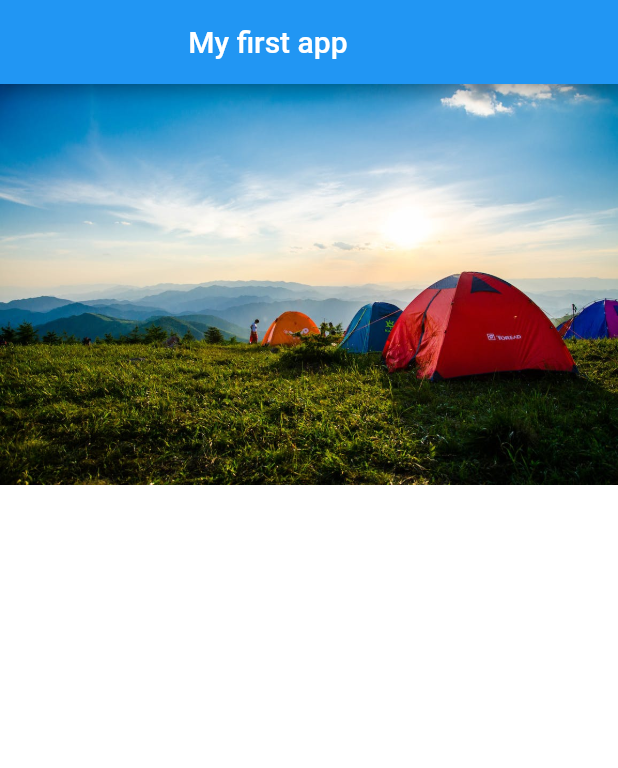
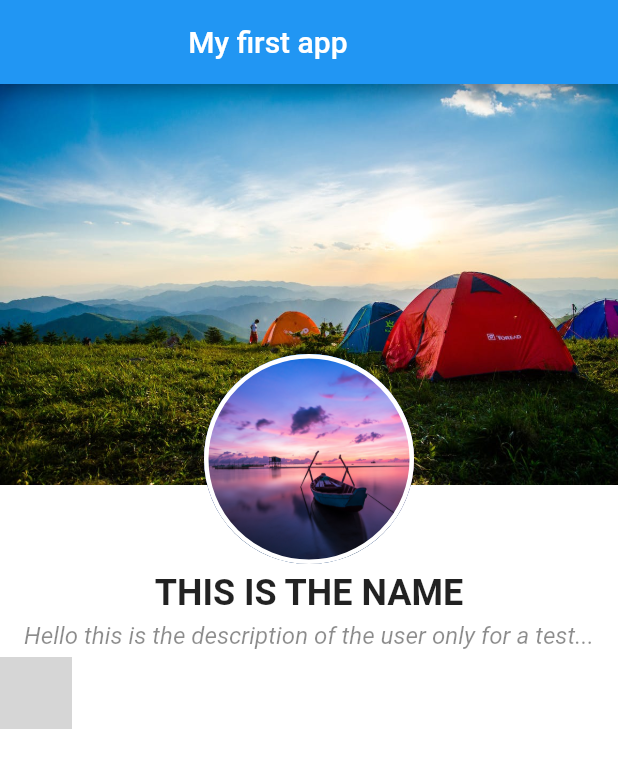
Before and after one commit to kleberkunha/Orma-studies, a Flutter app: the screen it shows after launch, on a phone screen of 412 x 824 dp. Shown: the top 768 px of the screen. Run offline on Flutter 3.47's test engine with Material 2 defaults, Android fonts, the phone set to English and light mode, and no system bars; statements that could not run were skipped; grey boxes are pictures that could not be loaded.

Commit message:
Seding Studies

```diff
--- a/first_app_solo/lib/main.dart
+++ b/first_app_solo/lib/main.dart
@@ -20,7 +20,7 @@ class MyApp extends StatelessWidget {
   }
 }
 
-class FirstAppFromZero extends StatelessWidget{
+class FirstAppFromZero extends StatelessWidget {
   const FirstAppFromZero({super.key});
 
   @override
@@ -30,64 +30,100 @@ class FirstAppFromZero extends StatelessWidget{
     return Scaffold(
       appBar: AppBar(
         title: const Align(
-        alignment: Alignment(-0.20, 0),
-        child: Text("My first app"),
+          alignment: Alignment(-0.20, 0),
+          child: Text("My first app"),
         ),
       ),
-
-
       body: Container(
         height: size.height,
         width: size.width,
-        color : Colors.white,
+        color: Colors.white,
+        /*-------------------------------------------------------------------------------------------------------*/
         child: Column(
           children: [
-            backGroundIMG(height: size.height, width: size.width),
-            profilePicture(),
+            Stack(
+              alignment: Alignment.topCenter,
+              children: [
+                backGroundIMG(width: size.width),
+                Padding(
+                  padding: const EdgeInsets.only(top: 180),
+                  child: profilePicture(),
+                ),
+              ],
+            ),
+            /*-------------------------------------------------------------------------------------------------------*/
+            SizedBox(
+              width: size.width,
+              child: Column(
+                children: [
+                  SizedBox(
+                    width: size.width,
+                    child: const Center(
+                      child: Center(
+                        child: Padding(
+                          padding: EdgeInsets.only(top: 5),
+                          child: Text(
+                            "THIS IS THE NAME",
+                            style: TextStyle(
+                              fontWeight: FontWeight.bold,
+                              fontSize: 24,
+                            ),
+                          ),
+                        ),
+                      ),
+                    ),
+                  ),
+                  /*-------------------------------------------------------------------------------------------------------*/
+                  SizedBox(
+                    width: size.width,
+                    child: const Center(
+                      child: Center(
+                        child: Padding(
+                          padding: EdgeInsets.all(5),
+                          child: Text(
+                            "Hello this is the description of the user only for a test...",
+                            style: TextStyle(
+                              fontSize: 16,
+                              fontWeight: FontWeight.w400,
+                              fontStyle: FontStyle.italic,
+                              color: Colors.black45
+                            ),
+                          ),
+                        ),
+                      ),
+                    ),
+                  ),
+                ],
+                /*-------------------------------------------------------------------------------------------------------*/
+              ),
+            ),
+            Row(
+              children: [
+                Button(
+                    child: Text("Button"),
+                ),
+              ],
+            )
           ],
         ),
-        /*child: Stack(
-              children: <Widget> [
-                ClipRect(
-                  child: backGroundIMG(height: size.height, width: size.width),
-                ),
-                 Align(
-                  alignment: Alignment.bottomCenter,
-                  child: profilePicture(),
-                ),
-
-              ],
-            ),*/
       ),
     );
   }
 }
 
-
-/*CircleAvatar profilePicture(){
-  return const CircleAvatar(
-    radius: 40,
-    backgroundColor: Colors.blue,
-    foregroundImage: AssetImage("images/turtle.jpg"),
-    //same for image link using NetworkImage("link here")
-  );
-}*/
-
-
-Image backGroundIMG({required double height, required double width}){
+Image backGroundIMG({required double width}) {
   return Image.asset(
     "images/camp.jpeg",
     fit: BoxFit.contain,
-    height: height,
     width: width,
     alignment: Alignment.topCenter,
   );
 }
 
-CircleAvatar profilePicture(){
-  return  CircleAvatar(
+CircleAvatar profilePicture() {
+  return CircleAvatar(
     radius: 70,
-    backgroundImage: AssetImage("images/profile.jpg"),
+    backgroundImage: const AssetImage("images/profile.jpg"),
     child: Align(
       alignment: Alignment.bottomCenter,
       child: Container(
```
